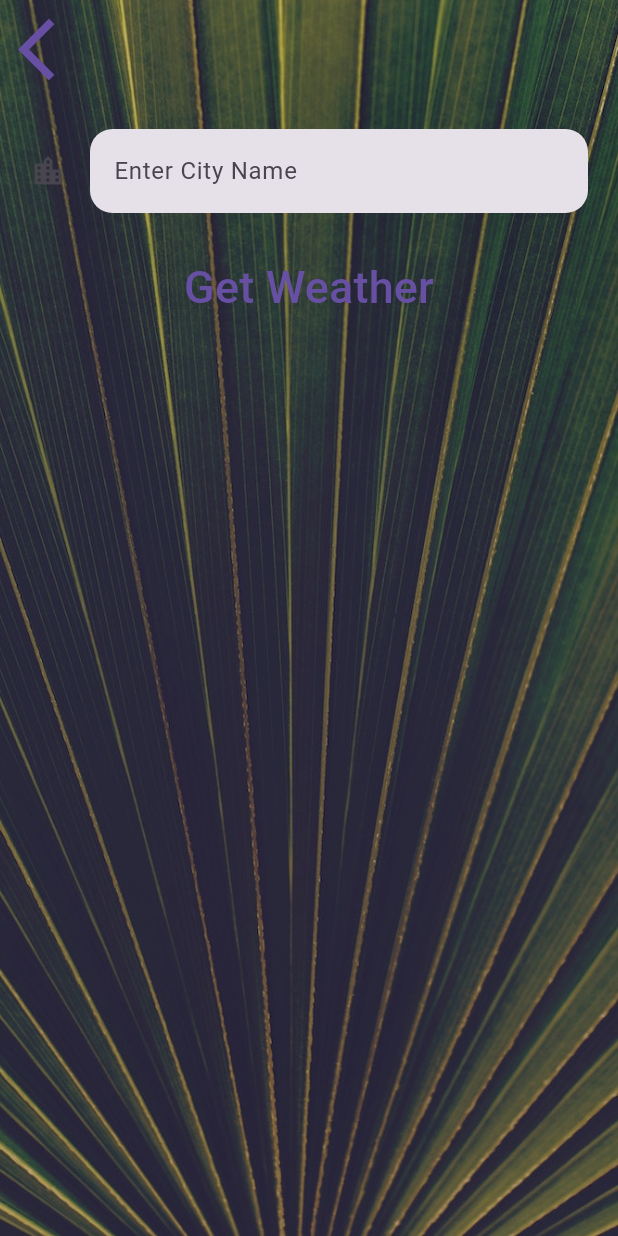
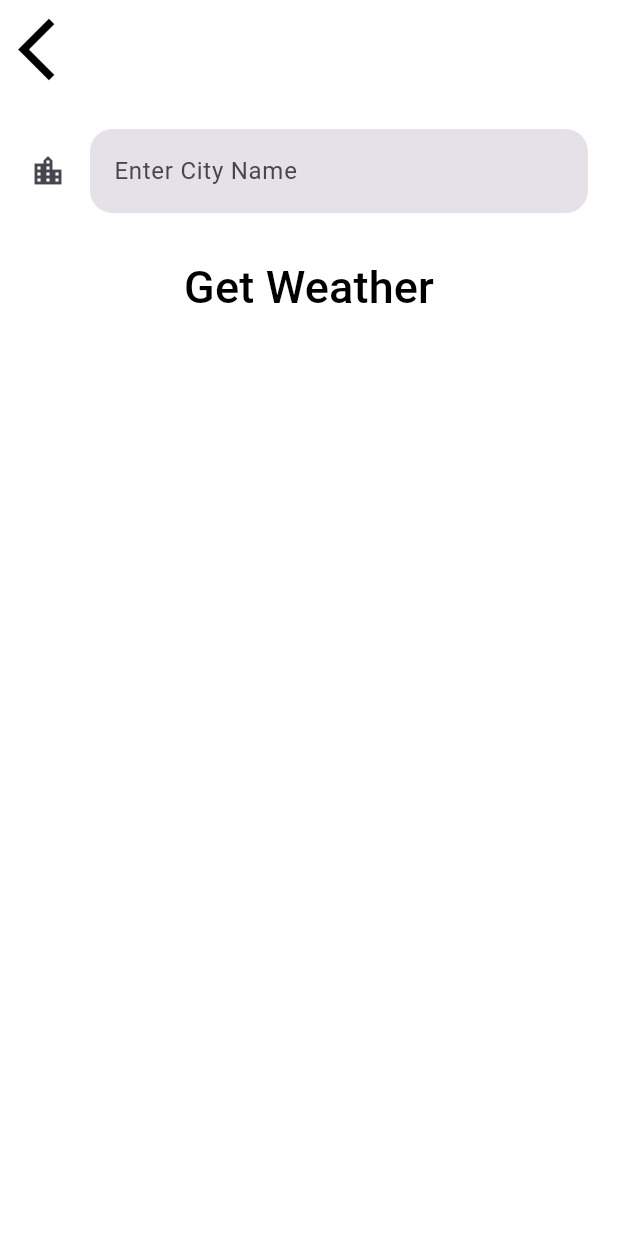
Before and after one commit to mr-schway/clima, a Flutter app: the CityScreen screen opened directly, on a phone screen of 412 x 824 dp. Run offline on Flutter 3.47's test engine with Material 3 defaults, Android fonts, the phone set to English and light mode, and no system bars; our stand-ins replace flutter_spinkit, geolocator, lottie; network calls fail; Roboto replaces fonts that are missing (Spartan MB).

Commit message:
Costumize city screen

```diff
--- a/lib/screens/city_screen.dart
+++ b/lib/screens/city_screen.dart
@@ -12,16 +12,8 @@ class _CityScreenState extends State<CityScreen> {
   String? cityName;
   @override
   Widget build(BuildContext context) {
-    return Container(
-      decoration: const BoxDecoration(
-        image: DecorationImage(
-          image: AssetImage("images/city_background.jpg"),
-          fit: BoxFit.cover,
-        ),
-      ),
-      constraints: BoxConstraints.expand(),
-      child: Scaffold(
-        backgroundColor: Colors.transparent,
+    return Scaffold(
+      backgroundColor: Colors.white,
       body: SafeArea(
         child: Column(
           children: <Widget>[
@@ -34,6 +26,7 @@ class _CityScreenState extends State<CityScreen> {
                 child: const Icon(
                   Icons.arrow_back_ios,
                   size: 50.0,
+                  color: Colors.black,
                 ),
               ),
             ),
@@ -58,7 +51,6 @@ class _CityScreenState extends State<CityScreen> {
           ],
         ),
       ),
-      ),
     );
   }
 }
--- a/lib/utilities/constants.dart
+++ b/lib/utilities/constants.dart
@@ -13,6 +13,7 @@ const kMessageTextStyle = TextStyle(
 const kButtonTextStyle = TextStyle(
   fontSize: 30.0,
   fontFamily: 'Spartan MB',
+  color: Colors.black,
 );
 
 const kConditionTextStyle = TextStyle(
```
Lines whose indentation alone changed are shown as unchanged.
